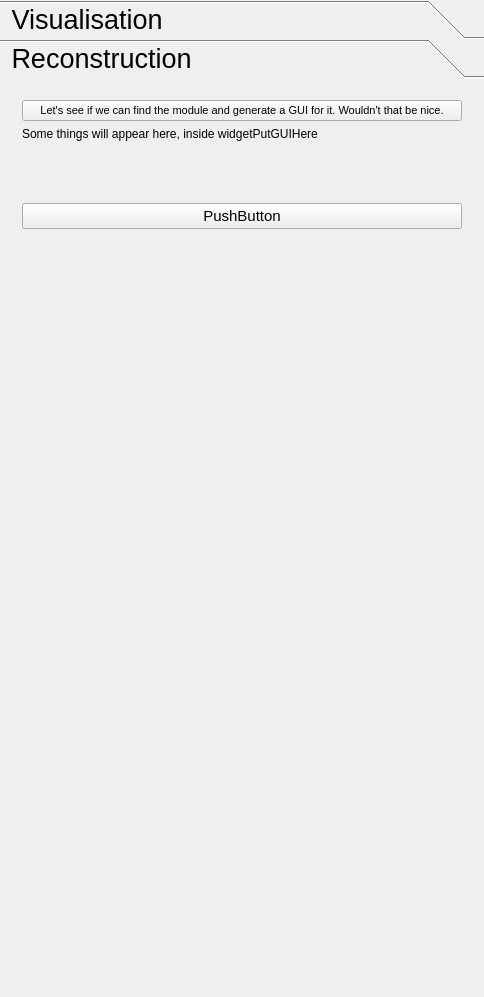
Before: the Qt Designer form Sams_Project/Plugins/com.sam.finalyearproject/src/internal/Sams_ViewControls.ui in bonzo45/Final-Year-Project, drawn with Qt 5.
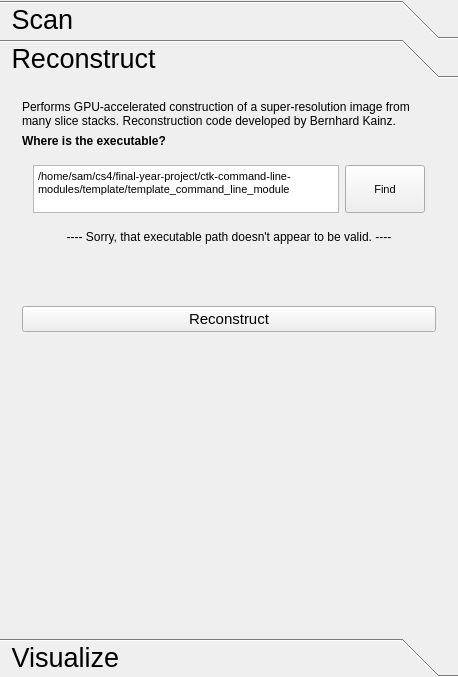
After: the same form once the commit is applied.

Commit message: Added a 'Scan' page, changed the reconstruction executable to be customisable.

What changed in the file:
```diff
--- a/Sams_Project/Plugins/com.sam.finalyearproject/src/internal/Sams_ViewControls.ui
+++ b/Sams_Project/Plugins/com.sam.finalyearproject/src/internal/Sams_ViewControls.ui
@@ -6,8 +6,8 @@
    <rect>
     <x>0</x>
     <y>0</y>
-    <width>484</width>
-    <height>997</height>
+    <width>458</width>
+    <height>677</height>
    </rect>
   </property>
   <property name="minimumSize">
@@ -49,6 +49,231 @@
      <property name="tabSpacing">
       <number>0</number>
      </property>
+     <widget class="QWidget" name="pageScan">
+      <property name="geometry">
+       <rect>
+        <x>0</x>
+        <y>0</y>
+        <width>458</width>
+        <height>542</height>
+       </rect>
+      </property>
+      <attribute name="label">
+       <string> Scan</string>
+      </attribute>
+      <layout class="QVBoxLayout" name="verticalLayout_22"/>
+     </widget>
+     <widget class="QWidget" name="pageReconstruction">
+      <property name="geometry">
+       <rect>
+        <x>0</x>
+        <y>0</y>
+        <width>458</width>
+        <height>542</height>
+       </rect>
+      </property>
+      <attribute name="label">
+       <string> Reconstruct</string>
+      </attribute>
+      <layout class="QVBoxLayout" name="verticalLayout_23">
+       <item>
+        <widget class="QWidget" name="widgetRECONSTRUCTION" native="true">
+         <property name="font">
+          <font>
+           <pointsize>11</pointsize>
+          </font>
+         </property>
+         <layout class="QVBoxLayout" name="verticalLayout_25">
+          <item>
+           <widget class="QLabel" name="labelReconstructionDescription">
+            <property name="font">
+             <font>
+              <pointsize>9</pointsize>
+             </font>
+            </property>
+            <property name="text">
+             <string>Performs GPU-accelerated construction of a super-resolution image from many slice stacks. Reconstruction code developed by Bernhard Kainz.</string>
+            </property>
+            <property name="textFormat">
+             <enum>Qt::AutoText</enum>
+            </property>
+            <property name="scaledContents">
+             <bool>false</bool>
+            </property>
+            <property name="alignment">
+             <set>Qt::AlignLeading|Qt::AlignLeft|Qt::AlignVCenter</set>
+            </property>
+            <property name="wordWrap">
+             <bool>true</bool>
+            </property>
+            <property name="textInteractionFlags">
+             <set>Qt::LinksAccessibleByMouse|Qt::TextSelectableByMouse</set>
+            </property>
+           </widget>
+          </item>
+          <item>
+           <widget class="QLabel" name="labelReconstructionExecutableTitle">
+            <property name="font">
+             <font>
+              <pointsize>9</pointsize>
+              <weight>75</weight>
+              <bold>true</bold>
+             </font>
+            </property>
+            <property name="text">
+             <string>Where is the executable?</string>
+            </property>
+            <property name="textFormat">
+             <enum>Qt::AutoText</enum>
+            </property>
+            <property name="scaledContents">
+             <bool>false</bool>
+            </property>
+            <property name="alignment">
+             <set>Qt::AlignLeading|Qt::AlignLeft|Qt::AlignVCenter</set>
+            </property>
+            <property name="wordWrap">
+             <bool>true</bool>
+            </property>
+            <property name="textInteractionFlags">
+             <set>Qt::LinksAccessibleByMouse|Qt::TextSelectableByMouse</set>
+            </property>
+           </widget>
+          </item>
+          <item>
+           <widget class="QWidget" name="widget_5" native="true">
+            <property name="sizePolicy">
+             <sizepolicy hsizetype="Preferred" vsizetype="Minimum">
+              <horstretch>0</horstretch>
+              <verstretch>0</verstretch>
+             </sizepolicy>
+            </property>
+            <property name="maximumSize">
+             <size>
+              <width>16777215</width>
+              <height>70</height>
+             </size>
+            </property>
+            <layout class="QHBoxLayout" name="horizontalLayout_18">
+             <item>
+              <widget class="QPlainTextEdit" name="textEditReconstructionExecutablePath">
+               <property name="maximumSize">
+                <size>
+                 <width>16777215</width>
+                 <height>50</height>
+                </size>
+               </property>
+               <property name="font">
+                <font>
+                 <pointsize>8</pointsize>
+                </font>
+               </property>
+               <property name="lineWrapMode">
+                <enum>QPlainTextEdit::WidgetWidth</enum>
+               </property>
+               <property name="plainText">
+                <string>/home/sam/cs4/final-year-project/ctk-command-line-modules/template/template_command_line_module</string>
+               </property>
+               <property name="backgroundVisible">
+                <bool>false</bool>
+               </property>
+              </widget>
+             </item>
+             <item>
+              <widget class="QPushButton" name="buttonReconstructGUI">
+               <property name="sizePolicy">
+                <sizepolicy hsizetype="Preferred" vsizetype="Preferred">
+                 <horstretch>0</horstretch>
+                 <verstretch>0</verstretch>
+                </sizepolicy>
+               </property>
+               <property name="maximumSize">
+                <size>
+                 <width>16777215</width>
+                 <height>50</height>
+                </size>
+               </property>
+               <property name="font">
+                <font>
+                 <pointsize>8</pointsize>
+                </font>
+               </property>
+               <property name="text">
+                <string>Find</string>
+               </property>
+              </widget>
+             </item>
+            </layout>
+           </widget>
+          </item>
+          <item>
+           <widget class="QLabel" name="labelReconstructionExecutableError">
+            <property name="font">
+             <font>
+              <pointsize>9</pointsize>
+             </font>
+            </property>
+            <property name="text">
+             <string>---- Sorry, that executable path doesn't appear to be valid. ----</string>
+            </property>
+            <property name="textFormat">
+             <enum>Qt::AutoText</enum>
+            </property>
+            <property name="scaledContents">
+             <bool>false</bool>
+            </property>
+            <property name="alignment">
+             <set>Qt::AlignCenter</set>
+            </property>
+            <property name="wordWrap">
+             <bool>true</bool>
+            </property>
+            <property name="textInteractionFlags">
+             <set>Qt::LinksAccessibleByMouse|Qt::TextSelectableByMouse</set>
+            </property>
+           </widget>
+          </item>
+          <item>
+           <widget class="QWidget" name="widgetPutGUIHere" native="true">
+            <property name="sizePolicy">
+             <sizepolicy hsizetype="Preferred" vsizetype="Preferred">
+              <horstretch>0</horstretch>
+              <verstretch>0</verstretch>
+             </sizepolicy>
+            </property>
+            <property name="minimumSize">
+             <size>
+              <width>0</width>
+              <height>50</height>
+             </size>
+            </property>
+           </widget>
+          </item>
+          <item>
+           <widget class="QPushButton" name="buttonReconstructGo">
+            <property name="text">
+             <string>Reconstruct</string>
+            </property>
+           </widget>
+          </item>
+          <item>
+           <spacer name="verticalSpacer_3">
+            <property name="orientation">
+             <enum>Qt::Vertical</enum>
+            </property>
+            <property name="sizeHint" stdset="0">
+             <size>
+              <width>20</width>
+              <height>40</height>
+             </size>
+            </property>
+           </spacer>
+          </item>
+         </layout>
+        </widget>
+       </item>
+      </layout>
+     </widget>
      <widget class="QWidget" name="pageVisualization">
       <property name="geometry">
        <rect>
@@ -59,9 +284,9 @@
        </rect>
       </property>
       <attribute name="label">
-       <string> Visualisation</string>
+       <string> Visualize</string>
       </attribute>
-      <layout class="QVBoxLayout" name="verticalLayout_22">
+      <layout class="QVBoxLayout" name="verticalLayout_24">
        <item>
         <widget class="QWidget" name="widgetVISUALIZATION" native="true">
          <property name="font">
@@ -1673,107 +1898,6 @@
        </item>
       </layout>
      </widget>
-     <widget class="QWidget" name="pageReconstruction">
-      <property name="geometry">
-       <rect>
-        <x>0</x>
-        <y>0</y>
-        <width>484</width>
-        <height>907</height>
-       </rect>
-      </property>
-      <attribute name="label">
-       <string> Reconstruction</string>
-      </attribute>
-      <layout class="QVBoxLayout" name="verticalLayout_23">
-       <item>
-        <widget class="QWidget" name="widgetRECONSTRUCTION" native="true">
-         <property name="font">
-          <font>
-           <pointsize>11</pointsize>
-          </font>
-         </property>
-         <layout class="QVBoxLayout" name="verticalLayout_24">
-          <item>
-           <widget class="QPushButton" name="buttonReconstructGUI">
-            <property name="sizePolicy">
-             <sizepolicy hsizetype="Preferred" vsizetype="Preferred">
-              <horstretch>0</horstretch>
-              <verstretch>0</verstretch>
-             </sizepolicy>
-            </property>
-            <property name="font">
-             <font>
-              <pointsize>8</pointsize>
-             </font>
-            </property>
-            <property name="text">
-             <string>Let's see if we can find the module and generate a GUI for it. Wouldn't that be nice.</string>
-            </property>
-           </widget>
-          </item>
-          <item>
-           <widget class="QLabel" name="label2Description_2">
-            <property name="sizePolicy">
-             <sizepolicy hsizetype="Preferred" vsizetype="Preferred">
-              <horstretch>0</horstretch>
-              <verstretch>0</verstretch>
-             </sizepolicy>
-            </property>
-            <property name="font">
-             <font>
-              <pointsize>9</pointsize>
-             </font>
-            </property>
-            <property name="text">
-             <string>Some things will appear here, inside widgetPutGUIHere</string>
-            </property>
-            <property name="wordWrap">
-             <bool>true</bool>
-            </property>
-           </widget>
-          </item>
-          <item>
-           <widget class="QWidget" name="widgetPutGUIHere" native="true">
-            <property name="sizePolicy">
-             <sizepolicy hsizetype="Preferred" vsizetype="Preferred">
-              <horstretch>0</horstretch>
-              <verstretch>0</verstretch>
-             </sizepolicy>
-            </property>
-            <property name="minimumSize">
-             <size>
-              <width>0</width>
-              <height>50</height>
-             </size>
-            </property>
-           </widget>
-          </item>
-          <item>
-           <widget class="QPushButton" name="buttonReconstructGo">
-            <property name="text">
-             <string>PushButton</string>
-            </property>
-           </widget>
-          </item>
-          <item>
-           <spacer name="verticalSpacer_3">
-            <property name="orientation">
-             <enum>Qt::Vertical</enum>
-            </property>
-            <property name="sizeHint" stdset="0">
-             <size>
-              <width>20</width>
-              <height>40</height>
-             </size>
-            </property>
-           </spacer>
-          </item>
-         </layout>
-        </widget>
-       </item>
-      </layout>
-     </widget>
     </widget>
    </item>
   </layout>
```
Left out of the diff: 8 changed lines with no effect on the pictures. The commit also changes 2 other files.
